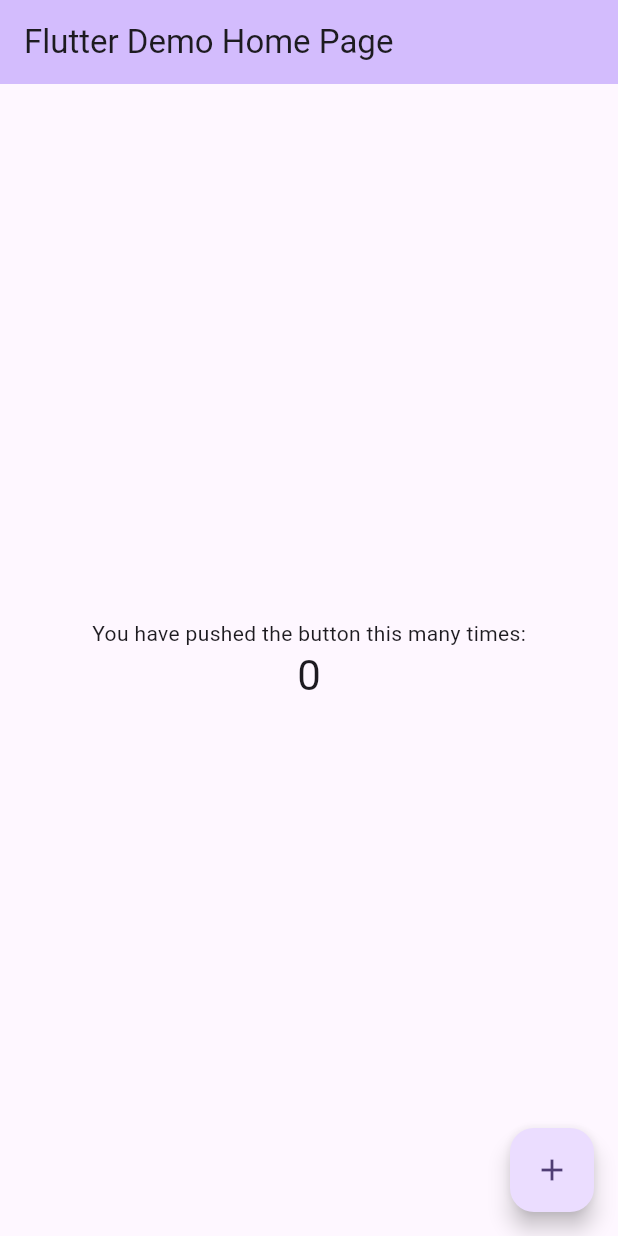
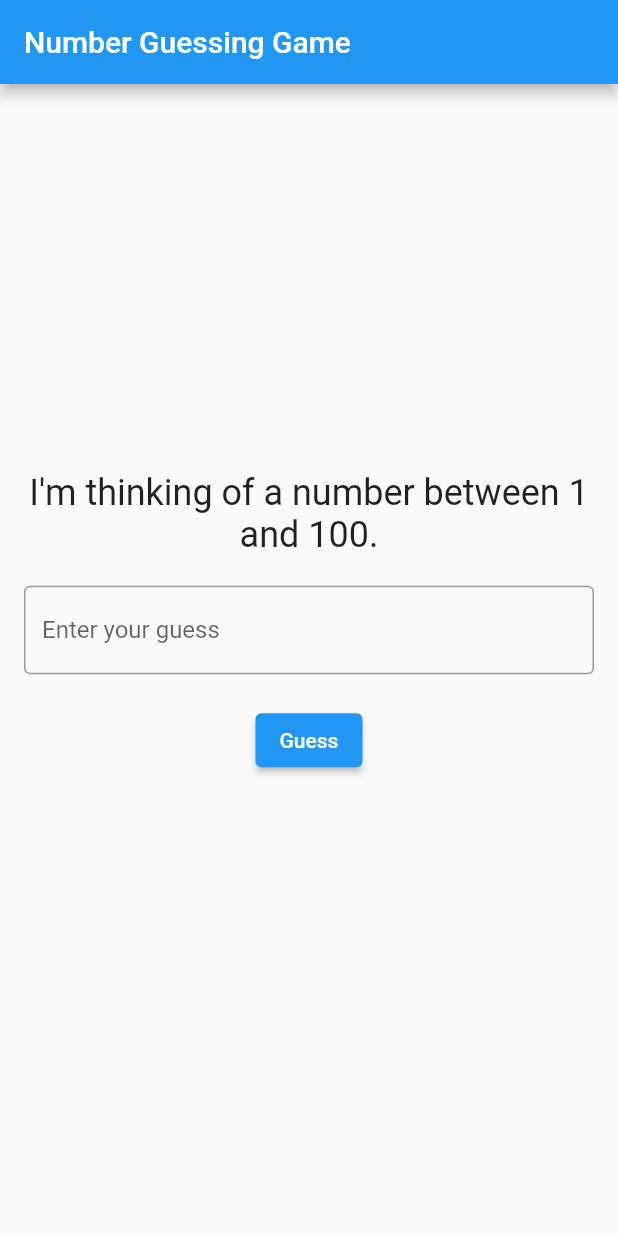
Before and after one commit to FLSH35/presentation_app, a Flutter app: the screen it shows after launch, on a phone screen of 412 x 824 dp. Run offline on Flutter 3.47's test engine with Material 2 defaults, Android fonts, the phone set to English and light mode, and no system bars.

Commit message:
Trigger CI-CD pipeline with number_guessing_game

```diff
--- a/lib/main.dart
+++ b/lib/main.dart
@@ -1,125 +1,125 @@
 import 'package:flutter/material.dart';
+import 'dart:math';
 
 void main() {
-  runApp(const MyApp());
+  runApp(MyApp());
 }
 
 class MyApp extends StatelessWidget {
-  const MyApp({super.key});
-
-  // This widget is the root of your application.
   @override
   Widget build(BuildContext context) {
     return MaterialApp(
-      title: 'Flutter Demo',
+      title: 'Number Guessing Game',
       theme: ThemeData(
-        // This is the theme of your application.
-        //
-        // TRY THIS: Try running your application with "flutter run". You'll see
-        // the application has a blue toolbar. Then, without quitting the app,
-        // try changing the seedColor in the colorScheme below to Colors.green
-        // and then invoke "hot reload" (save your changes or press the "hot
-        // reload" button in a Flutter-supported IDE, or press "r" if you used
-        // the command line to start the app).
-        //
-        // Notice that the counter didn't reset back to zero; the application
-        // state is not lost during the reload. To reset the state, use hot
-        // restart instead.
-        //
-        // This works for code too, not just values: Most code changes can be
-        // tested with just a hot reload.
-        colorScheme: ColorScheme.fromSeed(seedColor: Colors.deepPurple),
-        useMaterial3: true,
+        primarySwatch: Colors.blue,
       ),
-      home: const MyHomePage(title: 'Flutter Demo Home Page'),
+      home: NumberGuessingGame(),
     );
   }
 }
 
-class MyHomePage extends StatefulWidget {
-  const MyHomePage({super.key, required this.title});
+class NumberGuessingGame extends StatefulWidget {
+  @override
+  _NumberGuessingGameState createState() => _NumberGuessingGameState();
+}
 
-  // This widget is the home page of your application. It is stateful, meaning
-  // that it has a State object (defined below) that contains fields that affect
-  // how it looks.
-
-  // This class is the configuration for the state. It holds the values (in this
-  // case the title) provided by the parent (in this case the App widget) and
-  // used by the build method of the State. Fields in a Widget subclass are
-  // always marked "final".
-
-  final String title;
+class _NumberGuessingGameState extends State<NumberGuessingGame> {
+  final _random = Random();
+  late int _targetNumber;
+  final TextEditingController _controller = TextEditingController();
+  String _feedback = '';
+  bool _gameOver = false;
 
   @override
-  State<MyHomePage> createState() => _MyHomePageState();
-}
+  void initState() {
+    super.initState();
+    _startNewGame();
+  }
 
-class _MyHomePageState extends State<MyHomePage> {
-  int _counter = 0;
+  void _startNewGame() {
+    _targetNumber = _random.nextInt(100) + 1;
+    _feedback = '';
+    _controller.clear();
+    _gameOver = false;
+  }
 
-  void _incrementCounter() {
+  void _checkGuess() {
+    if (_controller.text.isEmpty) return;
+
+    final guess = int.tryParse(_controller.text);
+    if (guess == null) {
+      setState(() {
+        _feedback = 'Please enter a valid number.';
+      });
+      return;
+    }
+
     setState(() {
-      // This call to setState tells the Flutter framework that something has
-      // changed in this State, which causes it to rerun the build method below
-      // so that the display can reflect the updated values. If we changed
-      // _counter without calling setState(), then the build method would not be
-      // called again, and so nothing would appear to happen.
-      _counter++;
+      if (guess < _targetNumber) {
+        _feedback = 'Too low!';
+      } else if (guess > _targetNumber) {
+        _feedback = 'Too high!';
+      } else {
+        _feedback = 'You guessed it!';
+        _gameOver = true;
+      }
+    });
+  }
+
+  void _resetGame() {
+    setState(() {
+      _startNewGame();
     });
   }
 
   @override
   Widget build(BuildContext context) {
-    // This method is rerun every time setState is called, for instance as done
-    // by the _incrementCounter method above.
-    //
-    // The Flutter framework has been optimized to make rerunning build methods
-    // fast, so that you can just rebuild anything that needs updating rather
-    // than having to individually change instances of widgets.
     return Scaffold(
       appBar: AppBar(
-        // TRY THIS: Try changing the color here to a specific color (to
-        // Colors.amber, perhaps?) and trigger a hot reload to see the AppBar
-        // change color while the other colors stay the same.
-        backgroundColor: Theme.of(context).colorScheme.inversePrimary,
-        // Here we take the value from the MyHomePage object that was created by
-        // the App.build method, and use it to set our appbar title.
-        title: Text(widget.title),
+        title: Text('Number Guessing Game'),
       ),
-      body: Center(
-        // Center is a layout widget. It takes a single child and positions it
-        // in the middle of the parent.
+      body: Padding(
+        padding: const EdgeInsets.all(16.0),
         child: Column(
-          // Column is also a layout widget. It takes a list of children and
-          // arranges them vertically. By default, it sizes itself to fit its
-          // children horizontally, and tries to be as tall as its parent.
-          //
-          // Column has various properties to control how it sizes itself and
-          // how it positions its children. Here we use mainAxisAlignment to
-          // center the children vertically; the main axis here is the vertical
-          // axis because Columns are vertical (the cross axis would be
-          // horizontal).
-          //
-          // TRY THIS: Invoke "debug painting" (choose the "Toggle Debug Paint"
-          // action in the IDE, or press "p" in the console), to see the
-          // wireframe for each widget.
           mainAxisAlignment: MainAxisAlignment.center,
           children: <Widget>[
-            const Text(
-              'You have pushed the button this many times:',
+            Text(
+              'I\'m thinking of a number between 1 and 100.',
+              style: TextStyle(fontSize: 24),
+              textAlign: TextAlign.center,
             ),
+            SizedBox(height: 20),
+            TextField(
+              controller: _controller,
+              keyboardType: TextInputType.number,
+              decoration: InputDecoration(
+                border: OutlineInputBorder(),
+                labelText: 'Enter your guess',
+              ),
+            ),
+            SizedBox(height: 20),
+            ElevatedButton(
+              onPressed: _gameOver ? null : _checkGuess,
+              child: Text('Guess'),
+            ),
+            SizedBox(height: 20),
             Text(
-              '$_counter',
-              style: Theme.of(context).textTheme.headlineMedium,
+              _feedback,
+              style: TextStyle(fontSize: 24, color: Colors.red),
             ),
+            if (_gameOver)
+              Column(
+                children: [
+                  SizedBox(height: 20),
+                  ElevatedButton(
+                    onPressed: _resetGame,
+                    child: Text('Play Again'),
+                  ),
+                ],
+              ),
           ],
         ),
       ),
-      floatingActionButton: FloatingActionButton(
-        onPressed: _incrementCounter,
-        tooltip: 'Increment',
-        child: const Icon(Icons.add),
-      ), // This trailing comma makes auto-formatting nicer for build methods.
     );
   }
 }
```
